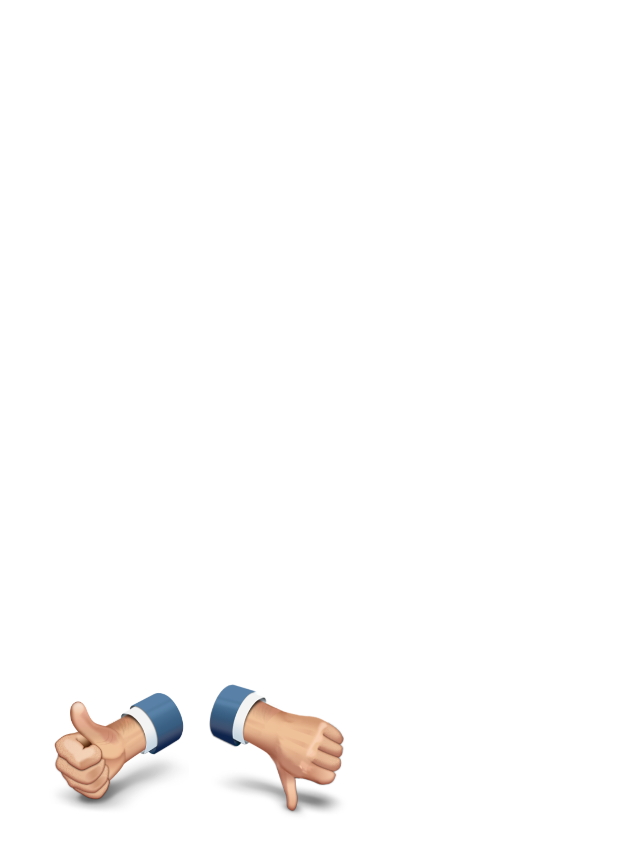
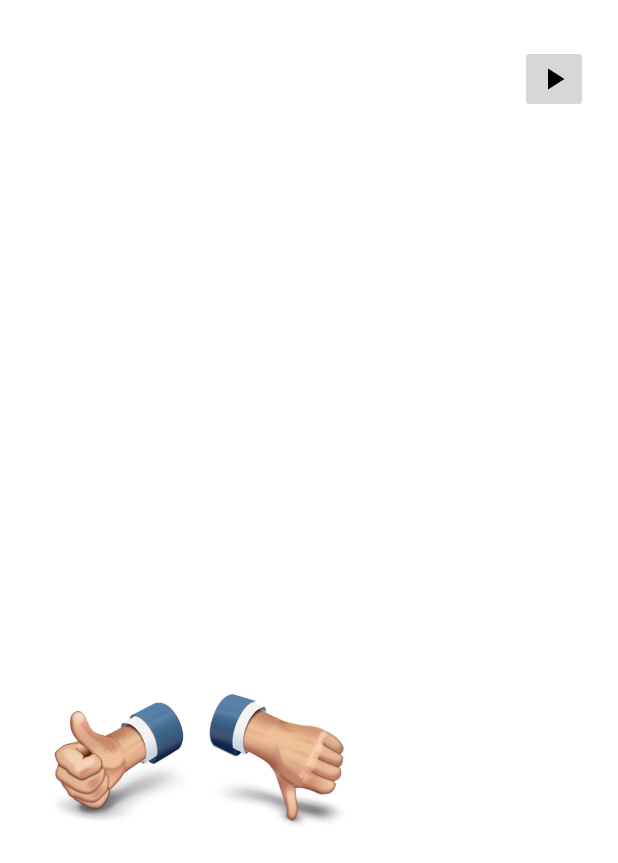
Before and after one commit to vrmanepalli/UrbanDictionaryDemo, an Android app: the layout meaning_item.xml on its own in the app's theme, with its tools: preview values and no code run, on a phone screen of 412 x 824 dp. Shown: the top 863 px of the screen. Run offline under Robolectric (Android 15) with nearby library versions, the phone set to English and light mode, and no system bars.

Commit message:
Added play audio of meaning functionality

```diff
--- a/app/src/main/res/layout/meaning_item.xml
+++ b/app/src/main/res/layout/meaning_item.xml
@@ -31,6 +31,12 @@
                 android:textAppearance="@style/TextAppearance.AppCompat.Large"
                 android:textSize="24sp"
                 android:textStyle="bold" />
+
+            <androidx.appcompat.widget.AppCompatImageButton
+                android:id="@+id/play"
+                android:layout_width="45dp"
+                android:layout_height="45dp"
+                android:src="@drawable/ic_play_arrow_black_24dp"></androidx.appcompat.widget.AppCompatImageButton>
 
         </LinearLayout>
 
```
Also changed, not shown: app/src/main/java/com/vmanepalli/urbandictionary/urbandictionarydemo/MeaningsAdapter.kt (+39 -0 lines).
